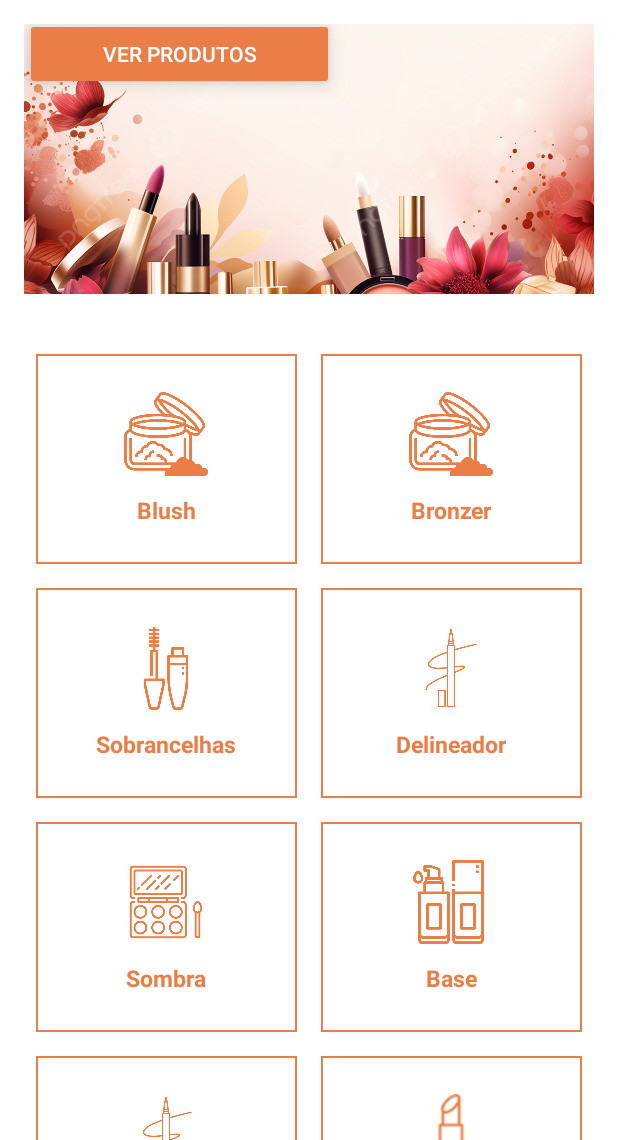
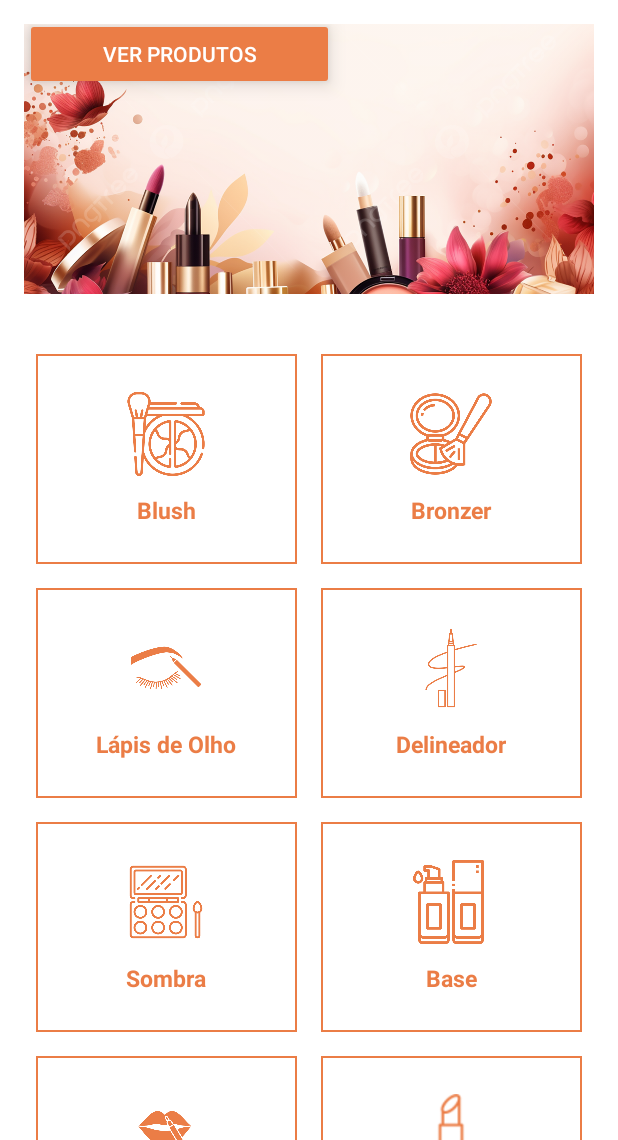
Before and after one commit to HianySilva/GlowUp-Mobile, an Android app: the screen it shows after launch (HomeActivity), on a phone screen of 412 x 824 dp, the part 96-1236 px from its top. Run offline under Robolectric (Android 15) with nearby library versions, the phone set to English and light mode, and no system bars.

Commit message:
implementação final dos icones

```diff
--- a/app/src/main/java/com/example/glowup/CategoryActivity.kt
+++ b/app/src/main/java/com/example/glowup/CategoryActivity.kt
@@ -21,7 +21,7 @@ class CategoryActivity : AppCompatActivity() {
     private val categoryMapping = mapOf(
         "Blush" to "blush",
         "Bronzer" to "bronzer",
-        "Sobrancelhas" to "eyebrow",
+        "Lápis de Olho" to "eyebrow",
         "Delineador" to "eyeliner",
         "Sombra" to "eyeshadow",
         "Base" to "foundation",
--- a/app/src/main/java/com/example/glowup/HomeActivity.kt
+++ b/app/src/main/java/com/example/glowup/HomeActivity.kt
@@ -4,6 +4,7 @@ import android.content.Intent
 import android.os.Bundle
 import androidx.appcompat.app.AppCompatActivity
 import com.example.glowup.databinding.ActivityHomeBinding
+import kotlin.collections.mapOf as mapOf1
 
 class HomeActivity : AppCompatActivity() {
 
@@ -27,10 +28,10 @@ class HomeActivity : AppCompatActivity() {
     }
 
     private fun setupCategoryClicks() {
-        val categoryMap = mapOf(
+        val categoryMap = mapOf1(
             binding.categoryBlush to "Blush",
             binding.categoryBronzer to "Bronzer",
-            binding.categoryEyebrow to "Sobrancelhas",
+            binding.categoryEyebrow to "Lápis de Olho",
             binding.categoryEyeliner to "Delineador",
             binding.categoryEyeshadow to "Sombra",
             binding.categoryFoundation to "Base",
--- a/app/src/main/res/layout/activity_home.xml
+++ b/app/src/main/res/layout/activity_home.xml
@@ -120,7 +120,7 @@
                     <ImageView
                         android:layout_width="56dp"
                         android:layout_height="56dp"
-                        android:src="@drawable/ic_powder"
+                        android:src="@drawable/ic_blush"
                         app:tint="#eb7d46" />
 
                     <TextView
@@ -155,7 +155,7 @@
                     <ImageView
                         android:layout_width="56dp"
                         android:layout_height="56dp"
-                        android:src="@drawable/ic_powder"
+                        android:src="@drawable/ic_bronzer"
                         app:tint="#eb7d46" />
 
                     <TextView
@@ -190,14 +190,14 @@
                     <ImageView
                         android:layout_width="56dp"
                         android:layout_height="56dp"
-                        android:src="@drawable/ic_mascara"
+                        android:src="@drawable/ic_eyebrow"
                         app:tint="#eb7d46" />
 
                     <TextView
                         android:layout_width="wrap_content"
                         android:layout_height="wrap_content"
                         android:layout_marginTop="12dp"
-                        android:text="Sobrancelhas"
+                        android:text="Lápis de Olho"
                         android:textColor="#eb7d46"
                         android:textSize="15sp"
                         android:textStyle="bold" />
@@ -330,7 +330,7 @@
                     <ImageView
                         android:layout_width="56dp"
                         android:layout_height="56dp"
-                        android:src="@drawable/ic_eyeliner"
+                        android:src="@drawable/ic_lipliner"
                         app:tint="#eb7d46" />
 
                     <TextView
@@ -435,7 +435,7 @@
                     <ImageView
                         android:layout_width="56dp"
                         android:layout_height="56dp"
-                        android:src="@drawable/ic_foundation"
+                        android:src="@drawable/ic_nailpolish"
                         app:tint="#eb7d46" />
 
                     <TextView
```
